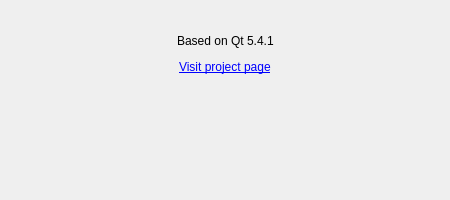
Qt form Src/AboutDlg.ui (gomons/Programm) before a commit.
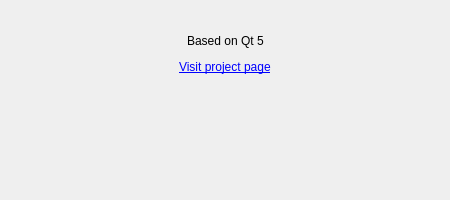
The same form after that commit. Icons and pictures are not drawn.

```diff
--- a/Src/AboutDlg.ui
+++ b/Src/AboutDlg.ui
@@ -54,7 +54,7 @@
      <item>
       <widget class="QLabel" name="label">
        <property name="text">
-        <string>Based on Qt 5.4.1</string>
+        <string>Based on Qt 5</string>
        </property>
       </widget>
      </item>
```
